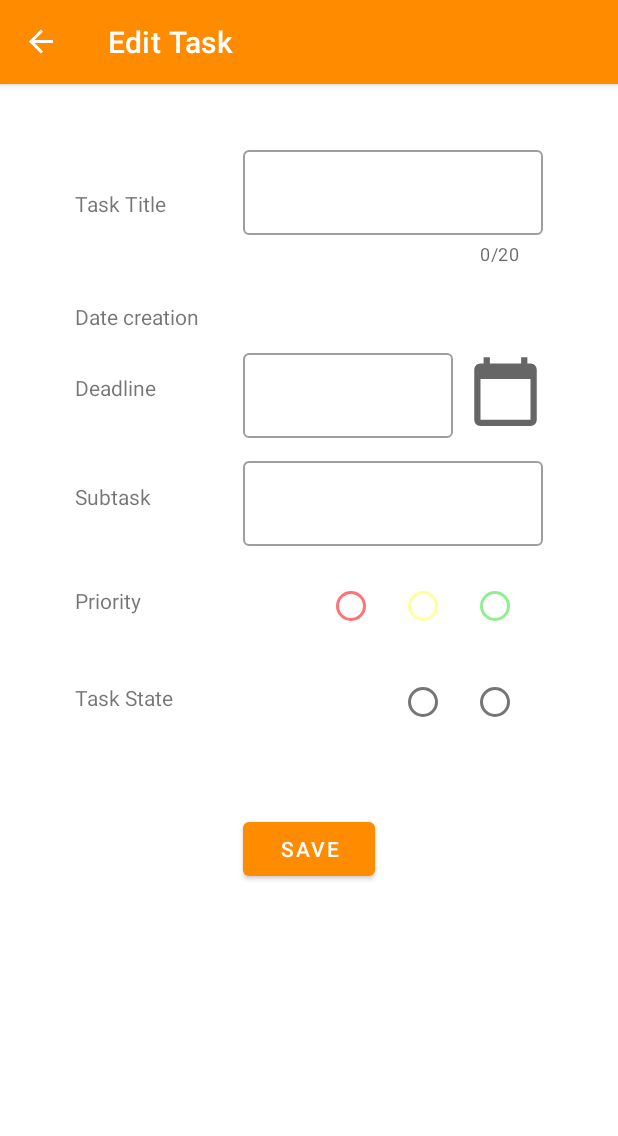
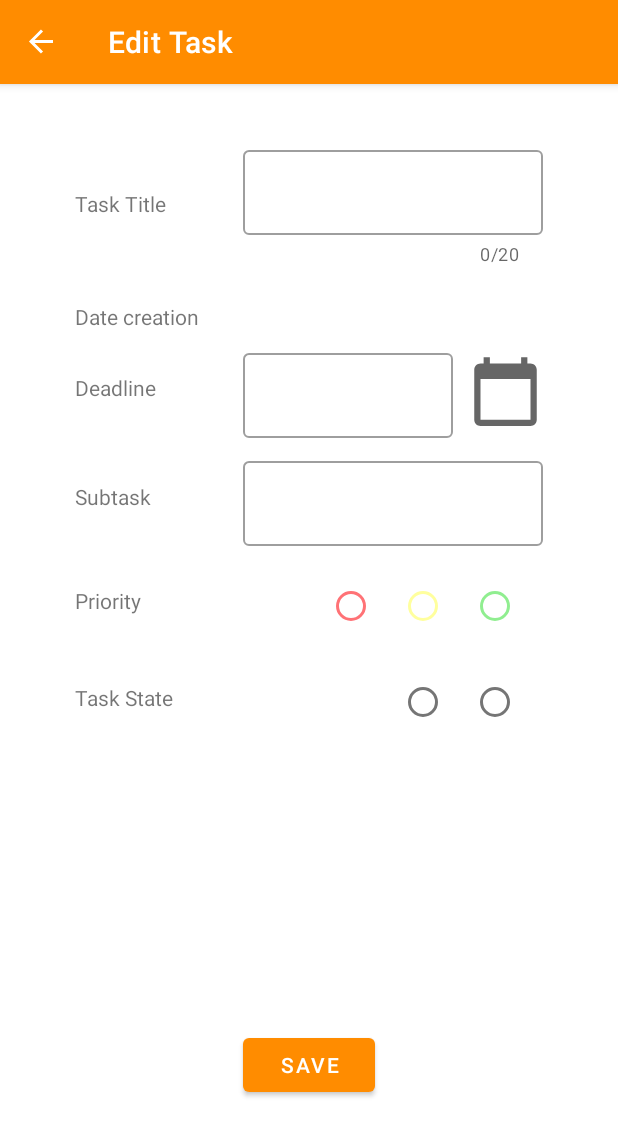
Before and after one commit to RahafNasser-cs/ToDo, an Android app: the EditTaskFragment screen opened through its navigation route, on a phone screen of 412 x 824 dp. Shown: the top 1136 px of the screen. Run offline under Robolectric (Android 15) with nearby library versions, the phone set to English and light mode, and no system bars; our stand-ins replace data binding, navigation-ui; 12 statements that could not run were skipped.

Commit message:
update layout

```diff
--- a/app/src/main/res/layout/fragment_edit_task.xml
+++ b/app/src/main/res/layout/fragment_edit_task.xml
@@ -13,9 +13,6 @@
             type="com.example.todo.EditTaskFragment" />
     </data>
 
-    <ScrollView
-        android:layout_width="match_parent"
-        android:layout_height="match_parent">
         <androidx.constraintlayout.widget.ConstraintLayout
             android:layout_width="match_parent"
             android:layout_height="match_parent">
@@ -207,11 +204,10 @@
                 app:layout_constraintBottom_toBottomOf="parent"
                 app:layout_constraintStart_toStartOf="parent"
                 app:layout_constraintEnd_toEndOf="parent"
-                app:layout_constraintTop_toBottomOf="@+id/task_status_options"
                 android:layout_marginTop="50dp"
+                android:layout_marginBottom="90dp"
                 />
         </androidx.constraintlayout.widget.ConstraintLayout>
-    </ScrollView>
 
 
 </layout>
--- a/app/src/main/res/layout/fragment_new_task.xml
+++ b/app/src/main/res/layout/fragment_new_task.xml
@@ -17,7 +17,6 @@
         android:layout_width="match_parent"
         android:layout_height="match_parent"
         >
-
         <com.google.android.material.textfield.TextInputLayout
             android:layout_width="270dp"
             android:layout_height="wrap_content"
@@ -210,11 +209,10 @@
             android:text="Add Task"
             android:onClick="@{()-> newTaskFragment.goToNextFragment()}"
             android:id="@+id/done_btn"
-            android:layout_marginTop="20dp"
             app:layout_constraintBottom_toBottomOf="parent"
             app:layout_constraintStart_toStartOf="parent"
             app:layout_constraintEnd_toEndOf="parent"
-            app:layout_constraintTop_toBottomOf="@+id/task_status_options"
+            android:layout_marginBottom="90dp"
             />
     </androidx.constraintlayout.widget.ConstraintLayout>
 
--- a/app/src/main/res/layout/fragment_start.xml
+++ b/app/src/main/res/layout/fragment_start.xml
@@ -76,12 +76,12 @@
         <com.google.android.material.imageview.ShapeableImageView
             android:layout_width="60dp"
             android:layout_height="60dp"
-            android:layout_marginTop="30dp"
             android:onClick="@{() -> startFragment.goToNextFragment()}"
             android:src="@drawable/ic_baseline_add_circle_outline_24"
-            app:layout_constraintTop_toBottomOf="@+id/recycler_view"
             app:layout_constraintStart_toStartOf="parent"
-            app:layout_constraintEnd_toEndOf="parent"/>
+            app:layout_constraintEnd_toEndOf="parent"
+            app:layout_constraintBottom_toBottomOf="parent"
+            android:layout_marginBottom="20dp"/>
 
 
 
```
